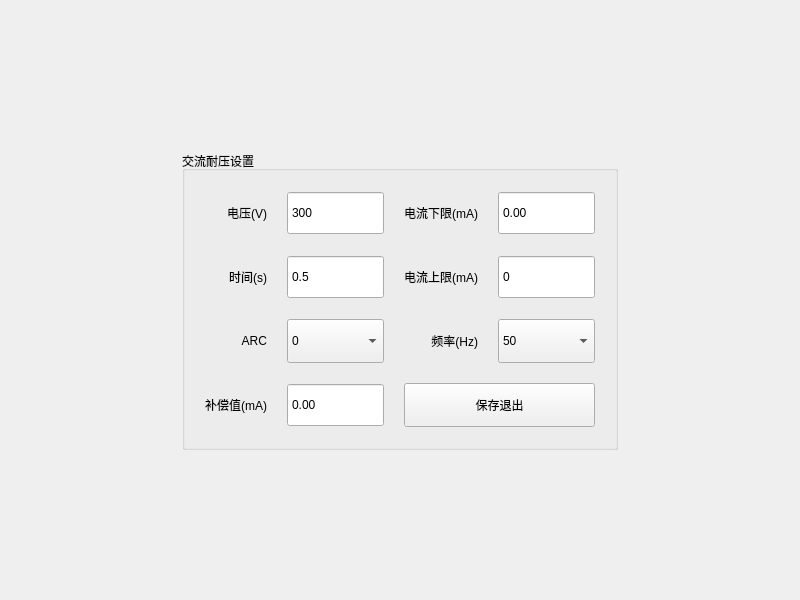
Before: the Qt Designer form PageAcw.ui in bloglink/aip-tester, drawn with Qt 5.
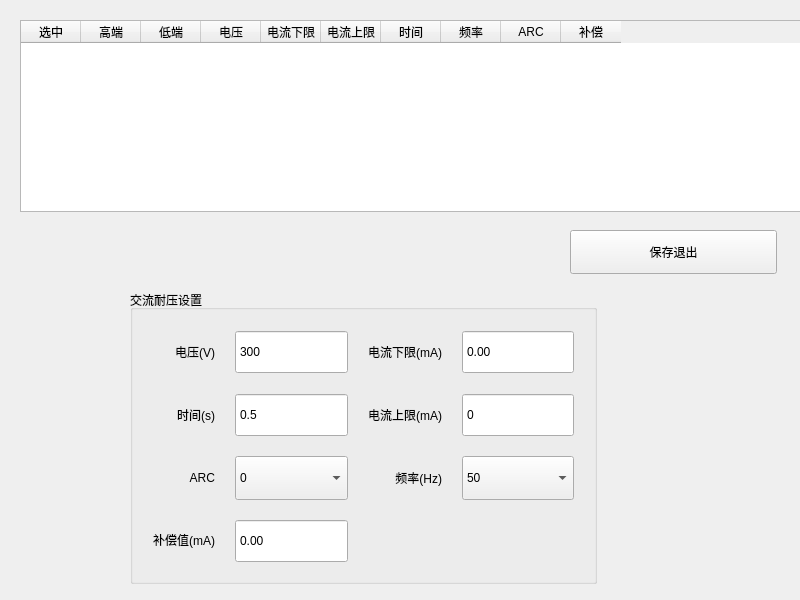
After: the same form once the commit is applied.

Commit message: 修复:(2.1.0.170419)交耐模块添加相间界面

Diff of the .ui file:
```diff
--- a/PageAcw.ui
+++ b/PageAcw.ui
@@ -13,38 +13,78 @@
   <property name="windowTitle">
    <string>Form</string>
   </property>
-  <layout class="QGridLayout" name="gridLayout">
-   <item row="0" column="0">
-    <spacer name="SpacerTop">
-     <property name="orientation">
-      <enum>Qt::Vertical</enum>
-     </property>
-     <property name="sizeHint" stdset="0">
-      <size>
-       <width>20</width>
-       <height>126</height>
-      </size>
-     </property>
-    </spacer>
-   </item>
-   <item row="1" column="0">
-    <widget class="QWidget" name="WidgetCtrl" native="true">
-     <layout class="QHBoxLayout" name="horizontalLayout" stretch="1,0,1">
-      <item>
-       <spacer name="SpacerLeft">
-        <property name="orientation">
-         <enum>Qt::Horizontal</enum>
-        </property>
-        <property name="sizeHint" stdset="0">
-         <size>
-          <width>40</width>
-          <height>20</height>
-         </size>
-        </property>
-       </spacer>
-      </item>
-      <item>
+  <widget class="QTableWidget" name="TabParams">
+   <property name="geometry">
+    <rect>
+     <x>20</x>
+     <y>20</y>
+     <width>781</width>
+     <height>192</height>
+    </rect>
+   </property>
+   <attribute name="horizontalHeaderDefaultSectionSize">
+    <number>60</number>
+   </attribute>
+   <column>
+    <property name="text">
+     <string>选中</string>
+    </property>
+   </column>
+   <column>
+    <property name="text">
+     <string>高端</string>
+    </property>
+   </column>
+   <column>
+    <property name="text">
+     <string>低端</string>
+    </property>
+   </column>
+   <column>
+    <property name="text">
+     <string>电压</string>
+    </property>
+   </column>
+   <column>
+    <property name="text">
+     <string>电流下限</string>
+    </property>
+   </column>
+   <column>
+    <property name="text">
+     <string>电流上限</string>
+    </property>
+   </column>
+   <column>
+    <property name="text">
+     <string>时间</string>
+    </property>
+   </column>
+   <column>
+    <property name="text">
+     <string>频率</string>
+    </property>
+   </column>
+   <column>
+    <property name="text">
+     <string>ARC</string>
+    </property>
+   </column>
+   <column>
+    <property name="text">
+     <string>补偿</string>
+    </property>
+   </column>
+  </widget>
        <widget class="QGroupBox" name="BoxCtrl">
+   <property name="geometry">
+    <rect>
+     <x>130</x>
+     <y>290</y>
+     <width>467</width>
+     <height>294</height>
+    </rect>
+   </property>
         <property name="focusPolicy">
          <enum>Qt::StrongFocus</enum>
         </property>
@@ -259,19 +299,6 @@
            </property>
           </widget>
          </item>
-         <item row="3" column="2" colspan="2">
-          <widget class="QPushButton" name="BtnExitAcw">
-           <property name="sizePolicy">
-            <sizepolicy hsizetype="Expanding" vsizetype="Expanding">
-             <horstretch>0</horstretch>
-             <verstretch>0</verstretch>
-            </sizepolicy>
-           </property>
-           <property name="text">
-            <string>保存退出</string>
-           </property>
-          </widget>
-         </item>
          <item row="2" column="0">
           <widget class="QLabel" name="TextArc">
            <property name="text">
@@ -411,37 +438,25 @@
          </item>
         </layout>
        </widget>
-      </item>
-      <item>
-       <spacer name="SpacerRight">
-        <property name="orientation">
-         <enum>Qt::Horizontal</enum>
-        </property>
-        <property name="sizeHint" stdset="0">
-         <size>
-          <width>40</width>
-          <height>20</height>
-         </size>
-        </property>
-       </spacer>
-      </item>
-     </layout>
-    </widget>
-   </item>
-   <item row="2" column="0">
-    <spacer name="SpacerBottom">
-     <property name="orientation">
-      <enum>Qt::Vertical</enum>
-     </property>
-     <property name="sizeHint" stdset="0">
-      <size>
-       <width>20</width>
-       <height>126</height>
-      </size>
-     </property>
-    </spacer>
-   </item>
-  </layout>
+  <widget class="QPushButton" name="BtnExitAcw">
+   <property name="geometry">
+    <rect>
+     <x>570</x>
+     <y>230</y>
+     <width>207</width>
+     <height>44</height>
+    </rect>
+   </property>
+   <property name="sizePolicy">
+    <sizepolicy hsizetype="Expanding" vsizetype="Expanding">
+     <horstretch>0</horstretch>
+     <verstretch>0</verstretch>
+    </sizepolicy>
+   </property>
+   <property name="text">
+    <string>保存退出</string>
+   </property>
+  </widget>
  </widget>
  <resources/>
  <connections/>
```
Lines whose indentation alone changed are shown as unchanged. The commit also changes 2 other files.
